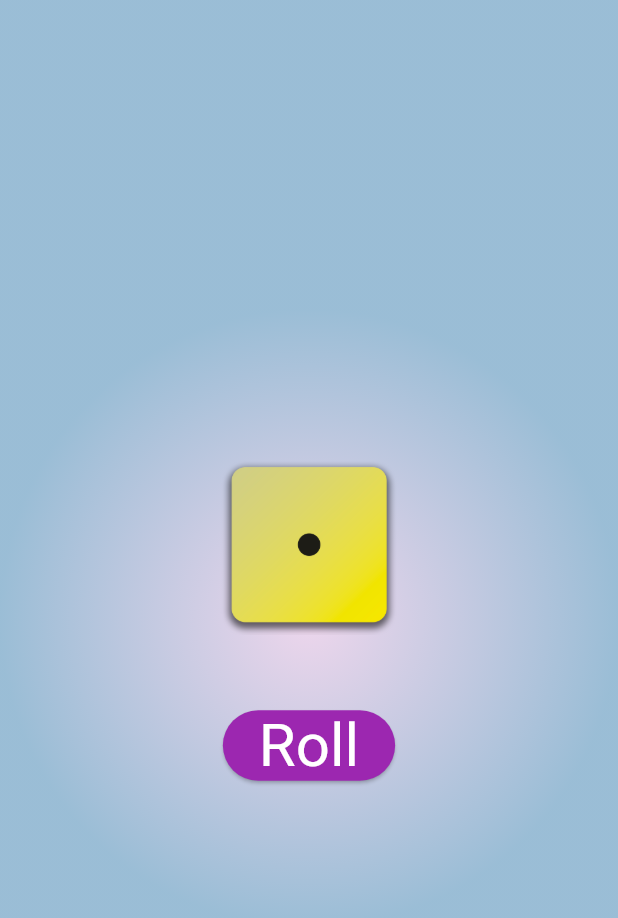
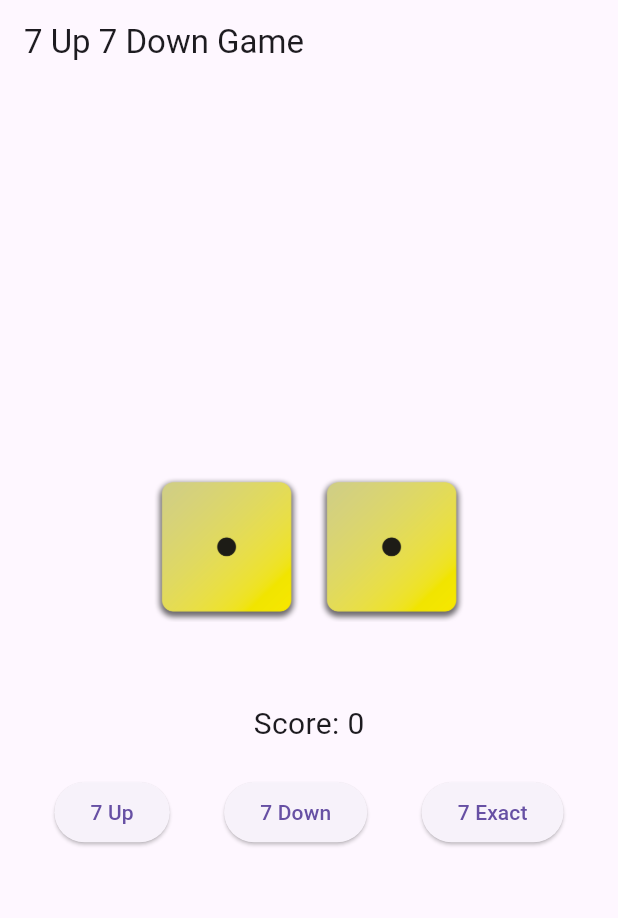
Before and after one commit to shiwani08/Dice_Roll, a Flutter app: the screen it shows after launch, on a phone screen of 412 x 824 dp. Shown: the top 918 px of the screen. Run offline on Flutter 3.47's test engine with Material 3 defaults, Android fonts, the phone set to English and light mode, and no system bars.

Commit message:
Make ui changes to the SevenUpDown.dart

```diff
--- /dev/null
+++ b/lib/SevenUpDown.dart
@@ -0,0 +1,91 @@
+import 'package:flutter/material.dart';
+import 'dart:math';
+
+class SevenUpSevenDown extends StatefulWidget {
+  @override
+  _SevenUpSevenDownState createState() => _SevenUpSevenDownState();
+}
+
+class _SevenUpSevenDownState extends State<SevenUpSevenDown> {
+  String playerChoice = '';
+  int score = 0;
+  String resultMessage = '';
+  String diceImage1 = 'assets/images/dice-1.png';
+  String diceImage2 = 'assets/images/dice-1.png';
+
+  void rollDice() {
+    var roll1 = Random().nextInt(6) + 1;
+    var roll2 = Random().nextInt(6) + 1;
+    var sum = roll1 + roll2;
+
+    setState(() {
+      diceImage1 = 'assets/images/dice-$roll1.png';
+      diceImage2 = 'assets/images/dice-$roll2.png';
+
+      // Determine result
+      if ((sum > 7 && playerChoice == '7 Up') ||
+          (sum < 7 && playerChoice == '7 Down') ||
+          (sum == 7 && playerChoice == '7 Exact')) {
+        resultMessage = 'You Win!';
+        score++;
+      } else {
+        resultMessage = 'You Lose!';
+      }
+    });
+  }
+
+  void setChoice(String choice) {
+    setState(() {
+      playerChoice = choice;
+      resultMessage = '';
+    });
+    rollDice();
+  }
+
+  @override
+  Widget build(BuildContext context) {
+    return Scaffold(
+      appBar: AppBar(title: Text("7 Up 7 Down Game")),
+      body: Column(
+        mainAxisAlignment: MainAxisAlignment.center,
+        children: [
+          Row(
+            mainAxisAlignment: MainAxisAlignment.center,
+            children: [
+              Image.asset(diceImage1, width: 100),
+              SizedBox(width: 10),
+              Image.asset(diceImage2, width: 100),
+            ],
+          ),
+          SizedBox(height: 20),
+          Text(
+            resultMessage,
+            style: TextStyle(fontSize: 24, fontWeight: FontWeight.bold),
+          ),
+          Text(
+            "Score: $score",
+            style: TextStyle(fontSize: 20),
+          ),
+          SizedBox(height: 20),
+          Row(
+            mainAxisAlignment: MainAxisAlignment.spaceEvenly,
+            children: [
+              ElevatedButton(
+                onPressed: () => setChoice('7 Up'),
+                child: Text('7 Up'),
+              ),
+              ElevatedButton(
+                onPressed: () => setChoice('7 Down'),
+                child: Text('7 Down'),
+              ),
+              ElevatedButton(
+                onPressed: () => setChoice('7 Exact'),
+                child: Text('7 Exact'),
+              ),
+            ],
+          ),
+        ],
+      ),
+    );
+  }
+}
--- a/lib/main.dart
+++ b/lib/main.dart
@@ -1,4 +1,5 @@
 import 'package:dice_roll/roll-dice.dart';
+import 'package:dice_roll/SevenUpDown.dart';
 import 'package:flutter/material.dart';
 
 void main() {
@@ -10,7 +11,7 @@
       debugShowCheckedModeBanner: false,
       // Scaffold builds a good screen for the app and generally uses body function
       home: Scaffold(
-        body: RollDice(),
+        body: SevenUpSevenDown(),
       ),
     ),
   );
```
